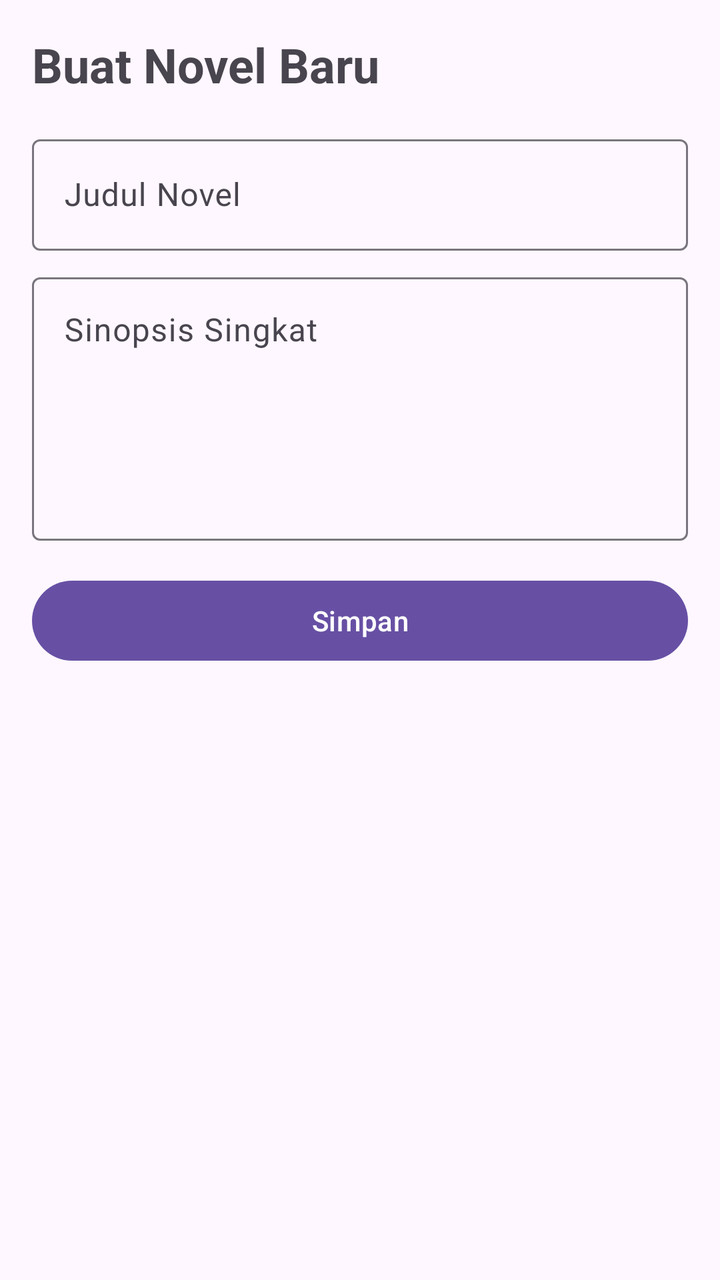
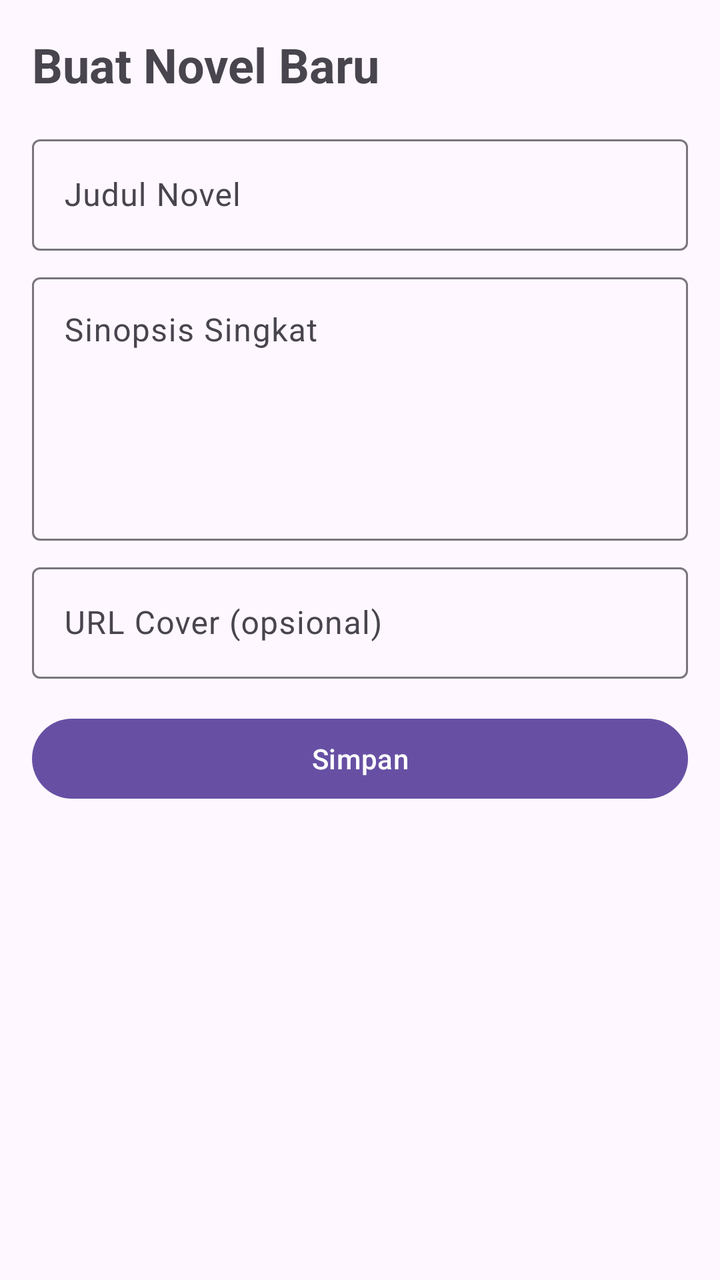

The first picture is an Android layout as it rendered before a commit; the second is the same layout after the commit. The layout source and the unified diff follow.
<!-- AndroidManifest.xml: application theme Theme.MyKisah -->
<!-- res/layout/activity_add_novel.xml -->
<?xml version="1.0" encoding="utf-8"?>
<LinearLayout xmlns:android="http://schemas.android.com/apk/res/android"
    android:layout_width="match_parent"
    android:layout_height="match_parent"
    android:orientation="vertical"
    android:padding="16dp">

    <TextView
        android:layout_width="wrap_content"
        android:layout_height="wrap_content"
        android:text="Buat Novel Baru"
        android:textSize="24sp"
        android:textStyle="bold" />

    <com.google.android.material.textfield.TextInputLayout
        android:layout_width="match_parent"
        android:layout_height="wrap_content"
        android:layout_marginTop="16dp">

        <com.google.android.material.textfield.TextInputEditText
            android:id="@+id/et_title"
            android:layout_width="match_parent"
            android:layout_height="wrap_content"
            android:hint="Judul Novel" />
    </com.google.android.material.textfield.TextInputLayout>

    <com.google.android.material.textfield.TextInputLayout
        android:layout_width="match_parent"
        android:layout_height="wrap_content"
        android:layout_marginTop="8dp">

        <com.google.android.material.textfield.TextInputEditText
            android:id="@+id/et_synopsis"
            android:layout_width="match_parent"
            android:layout_height="wrap_content"
            android:gravity="top"
            android:hint="Sinopsis Singkat"
            android:lines="5" />
    </com.google.android.material.textfield.TextInputLayout>

    <Button
        android:id="@+id/btn_save_novel"
        android:layout_width="match_parent"
        android:layout_height="wrap_content"
        android:layout_marginTop="16dp"
        android:text="Simpan" />

</LinearLayout>
<!-- resources referenced by this layout -->
<resources>
  <style name="Theme.MyKisah" parent="Base.Theme.MyKisah" />
  <style name="Base.Theme.MyKisah" parent="Theme.Material3.DayNight.NoActionBar">
          
          
      </style>
</resources>

<!-- the commit's change to res/layout/activity_add_novel.xml (unified diff, before → after) -->
@@ -38,6 +38,18 @@
             android:lines="5" />
     </com.google.android.material.textfield.TextInputLayout>
 
+    <com.google.android.material.textfield.TextInputLayout
+        android:layout_width="match_parent"
+        android:layout_height="wrap_content"
+        android:layout_marginTop="8dp">
+
+        <com.google.android.material.textfield.TextInputEditText
+            android:id="@+id/et_cover_url"
+            android:layout_width="match_parent"
+            android:layout_height="wrap_content"
+            android:hint="URL Cover (opsional)" />
+    </com.google.android.material.textfield.TextInputLayout>
+
     <Button
         android:id="@+id/btn_save_novel"
         android:layout_width="match_parent"
